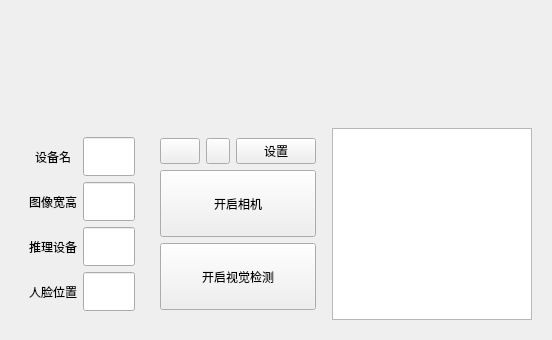
Above: view/ui_camera.ui from wangrichaoren/face_tracker before the change. Below: the same form after it.
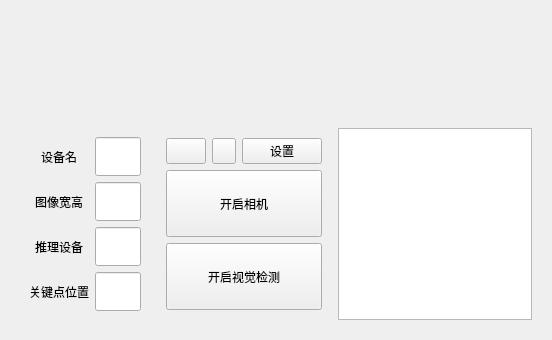
That is the form after the change. Custom widgets are drawn as their Qt base class.

What changed in the file:
```diff
--- a/view/ui_camera.ui
+++ b/view/ui_camera.ui
@@ -196,7 +196,7 @@
          <item row="4" column="0">
           <widget class="BodyLabel" name="posLabel">
            <property name="text">
-            <string>人脸位置</string>
+            <string>关键点位置</string>
            </property>
            <property name="alignment">
             <set>Qt::AlignCenter</set>
```
